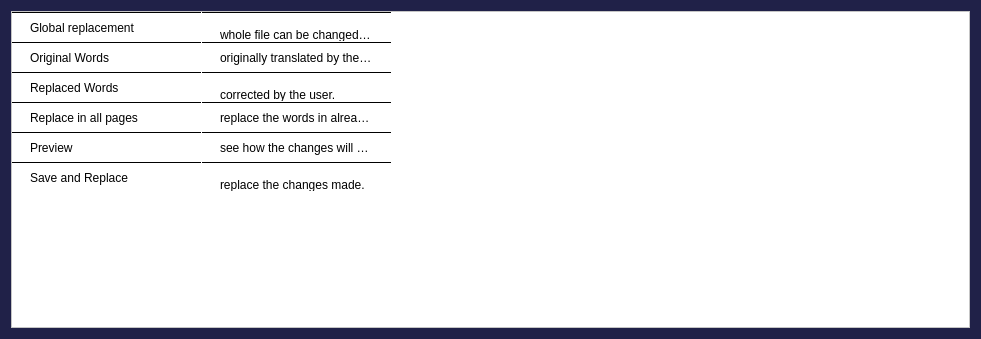
UDAAN-LEAP/leap-pe-tool, file FrameWorkCode/globalreplaceinformation.ui: the form before one commit.
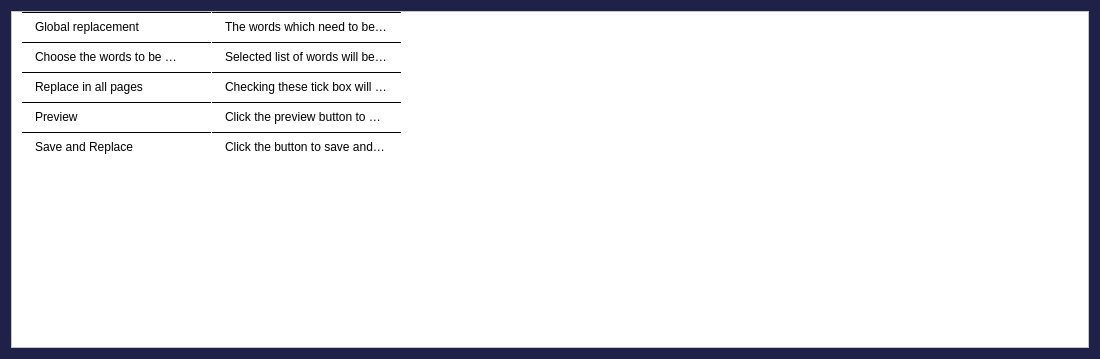
The form after the commit.

What changed in the file:
```diff
--- a/FrameWorkCode/globalreplaceinformation.ui
+++ b/FrameWorkCode/globalreplaceinformation.ui
@@ -6,14 +6,20 @@
    <rect>
     <x>0</x>
     <y>0</y>
-    <width>981</width>
-    <height>329</height>
+    <width>1100</width>
+    <height>355</height>
    </rect>
   </property>
+  <property name="sizePolicy">
+   <sizepolicy hsizetype="Preferred" vsizetype="Fixed">
+    <horstretch>0</horstretch>
+    <verstretch>0</verstretch>
+   </sizepolicy>
+  </property>
   <property name="maximumSize">
    <size>
-    <width>981</width>
-    <height>329</height>
+    <width>1200</width>
+    <height>355</height>
    </size>
   </property>
   <property name="windowTitle">
@@ -52,11 +58,12 @@
 color: rgb(0, 0, 0);
 font: 15px &quot;WorkSans&quot;,  &quot;Sans&quot;;
 gridline-color:white;
+padding-left:10px;
  }
 QTableWidget::item{
   border-top: 1px solid black; 
   border-bottom : solid black;
-  padding: 15px;
+  padding: 10px;
 }
 </string>
      </property>
@@ -100,11 +107,6 @@
        <string>New Row</string>
       </property>
      </row>
-     <row>
-      <property name="text">
-       <string>New Row</string>
-      </property>
-     </row>
      <column>
       <property name="text">
        <string>New Column</string>
@@ -127,50 +129,40 @@
      </item>
      <item row="1" column="0">
       <property name="text">
-       <string>Original Words</string>
+       <string>Choose the words to be replaced</string>
       </property>
      </item>
      <item row="1" column="1">
       <property name="text">
-       <string>The words which are originally translated by the tool</string>
+       <string>Selected list of words will be replaced in unedited pages</string>
       </property>
      </item>
      <item row="2" column="0">
       <property name="text">
-       <string>Replaced Words</string>
-      </property>
-     </item>
-     <item row="2" column="1">
-      <property name="text">
-       <string>The words which are corrected by the user.</string>
-      </property>
-     </item>
-     <item row="3" column="0">
-      <property name="text">
        <string>Replace in all pages</string>
       </property>
      </item>
-     <item row="3" column="1">
+     <item row="2" column="1">
       <property name="text">
        <string>Checking these tick box will replace the words in already edited pages also.</string>
       </property>
      </item>
-     <item row="4" column="0">
+     <item row="3" column="0">
       <property name="text">
        <string>Preview</string>
       </property>
      </item>
-     <item row="4" column="1">
+     <item row="3" column="1">
       <property name="text">
        <string>Click the preview button to see how the changes will reflect in the document.</string>
       </property>
      </item>
-     <item row="5" column="0">
+     <item row="4" column="0">
       <property name="text">
        <string>Save and Replace</string>
       </property>
      </item>
-     <item row="5" column="1">
+     <item row="4" column="1">
       <property name="text">
        <string>Click the button to save and replace the changes made.</string>
       </property>
```
